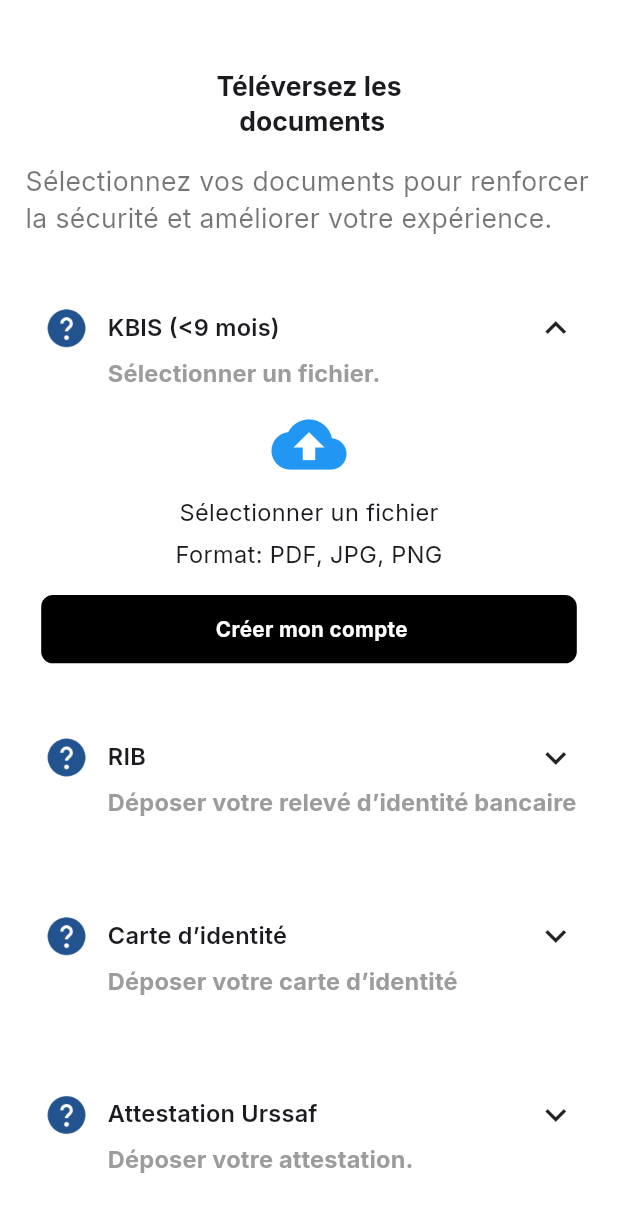
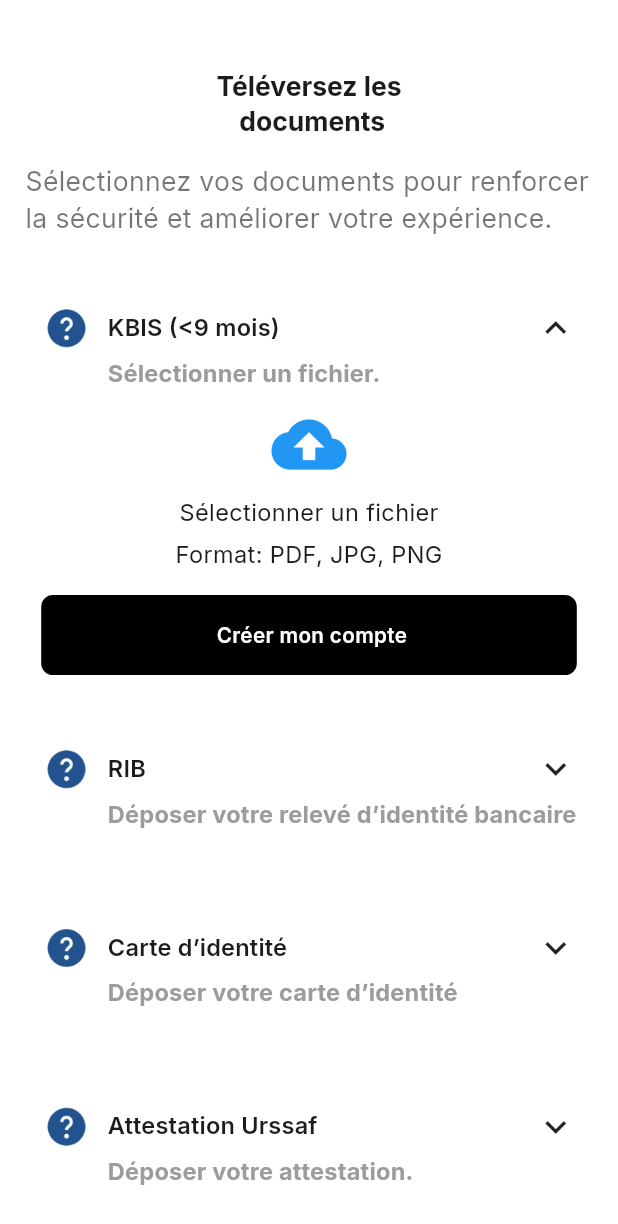
Before and after one commit to backbencherstudio/abdelrahman875_FO21AEF727586_app, a Flutter app: the InscriptionDoc screen opened by its route, after a tap on "KBIS (<9 mois)", on a phone screen of 412 x 824 dp. Shown: the top 1224 px of the screen. Run offline on Flutter 3.47's test engine with Material 3 defaults, Android fonts, the phone set to English and light mode, and no system bars; our stand-ins replace dio, flutter_riverpod, flutter_screenutil, flutter_svg, go_router, google_fonts and 1 more; missing offline and left inert: flutter_stepindicator, qr_code_scanner_plus, rating_and_feedback_collector; accounts and stored records are empty; project files that could hold a hidden picture were left out.

```diff
--- a/lib/features/Inscription/Inscription.dart
+++ b/lib/features/Inscription/Inscription.dart
@@ -243,7 +243,7 @@ class _InscriptionState extends State<Inscription> {
                 SizedBox(height: 16.h),
                 PrimaryButton(
                   width: double.infinity,
-                  padding: EdgeInsets.symmetric(vertical: 12.h),
+                  padding: EdgeInsets.symmetric(vertical: 16.h,horizontal: 16.w),
                   containerColor: AppColors.blackColor,
                   title: 'Suivant',
                   onTap: () {
--- a/lib/features/Inscription/Transporteur_Vehicule.dart
+++ b/lib/features/Inscription/Transporteur_Vehicule.dart
@@ -230,7 +230,7 @@ class _InscriptionState extends State<Trans_Vehicule> {
 
               PrimaryButton(
                 width: double.infinity,
-                padding: EdgeInsets.symmetric(vertical: 12.h),
+                padding: EdgeInsets.symmetric(vertical: 16.h,horizontal: 16.w),
                 containerColor: AppColors.blackColor,
                 title: 'Suivant',
                 onTap: () {
--- a/lib/features/Inscription/inscription_doc.dart
+++ b/lib/features/Inscription/inscription_doc.dart
@@ -16,6 +16,7 @@ class InscriptionDoc extends StatefulWidget {
 class _InscriptionDocState extends State<InscriptionDoc> {
   @override
   Widget build(BuildContext context) {
+    final style = Theme.of(context).textTheme;
     return Scaffold(
       body: Builder(
         builder: (context) {
@@ -125,21 +126,19 @@ class _InscriptionDocState extends State<InscriptionDoc> {
               ),
               SizedBox(height: 30.h),
               // Submit Button
-              ElevatedButton(
-                onPressed: () {
+
+              PrimaryButton(
+                width: double.infinity,
+                padding: EdgeInsets.symmetric(vertical: 16.h,horizontal: 16.h),
+                containerColor: AppColors.blackColor,
+                title: 'Créer mon compte',
+                textStyle: style.bodyMedium?.copyWith(
+                    color: AppColors.whiteColor,
+                    fontWeight: FontWeight.w600
+                ),
+                onTap: () {
                   context.push(RouteName.command);
                 },
-                style: ElevatedButton.styleFrom(
-                  backgroundColor: const Color(0xFF000000),
-                  padding: EdgeInsets.symmetric(vertical: 16.h),
-                  shape: RoundedRectangleBorder(
-                    borderRadius: BorderRadius.circular(8.r),
-                  ),
-                ),
-                child: Text(
-                  'Créer mon compte',
-                  style: Theme.of(context).textTheme.labelLarge,
-                ),
               ),
             ],
           );
@@ -158,6 +157,7 @@ class _InscriptionDocState extends State<InscriptionDoc> {
     bool isOpen = false;
     return StatefulBuilder(
       builder: (context, setState) {
+        final style = Theme.of(context).textTheme;
         return Padding(
           padding: EdgeInsets.symmetric(vertical: 6.h), // Reduced extra spacing
           child: Column(
@@ -267,8 +267,12 @@ class _InscriptionDocState extends State<InscriptionDoc> {
                       // Add Button
                       PrimaryButton(
                         width: double.infinity,
-                        padding: EdgeInsets.symmetric(vertical: 12.h),
+                        padding: EdgeInsets.symmetric(vertical: 16.h,horizontal: 16.w),
                         containerColor: AppColors.blackColor,
+                        textStyle: style.bodyMedium?.copyWith(
+                          color: AppColors.whiteColor,
+                          fontWeight: FontWeight.w600
+                        ),
                         title: ' Créer mon compte',
                         onTap: () {
                           context.push(RouteName.trans_Vehicule);
--- a/lib/features/espaces/riverpod/select_cart_provider.dart
+++ /dev/null
@@ -1,3 +0,0 @@
-import 'package:flutter_riverpod/legacy.dart';
-
-final selectedCartProvider = StateProvider<int?>((ref) => null);
--- /dev/null
+++ b/lib/features/espaces/riverpod/user_select_provider.dart
@@ -0,0 +1,3 @@
+import 'package:flutter_riverpod/legacy.dart';
+
+final userSelectProvider = StateProvider<int?>((ref) => null);
```
Also changed, not shown: lib/features/Inscription/commande.dart (+13 -23 lines), lib/features/Inscription_Donneur/inscription_doc.dart (+7 -2 lines), lib/features/espaces/espaces_screen.dart (+12 -5 lines).
